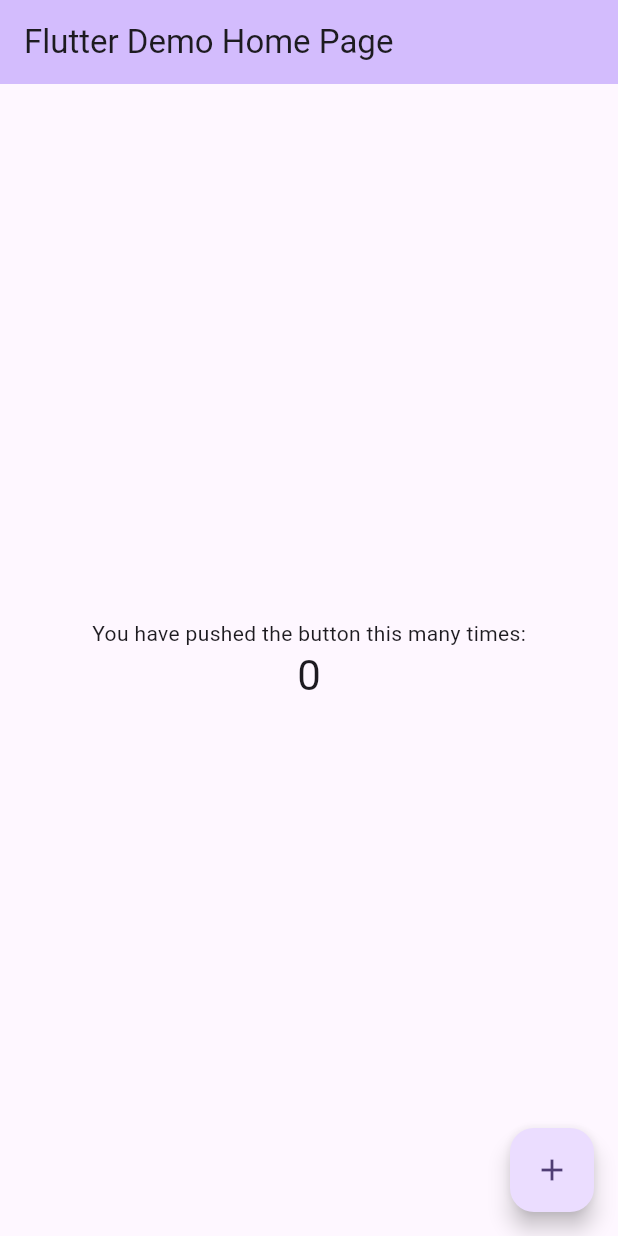
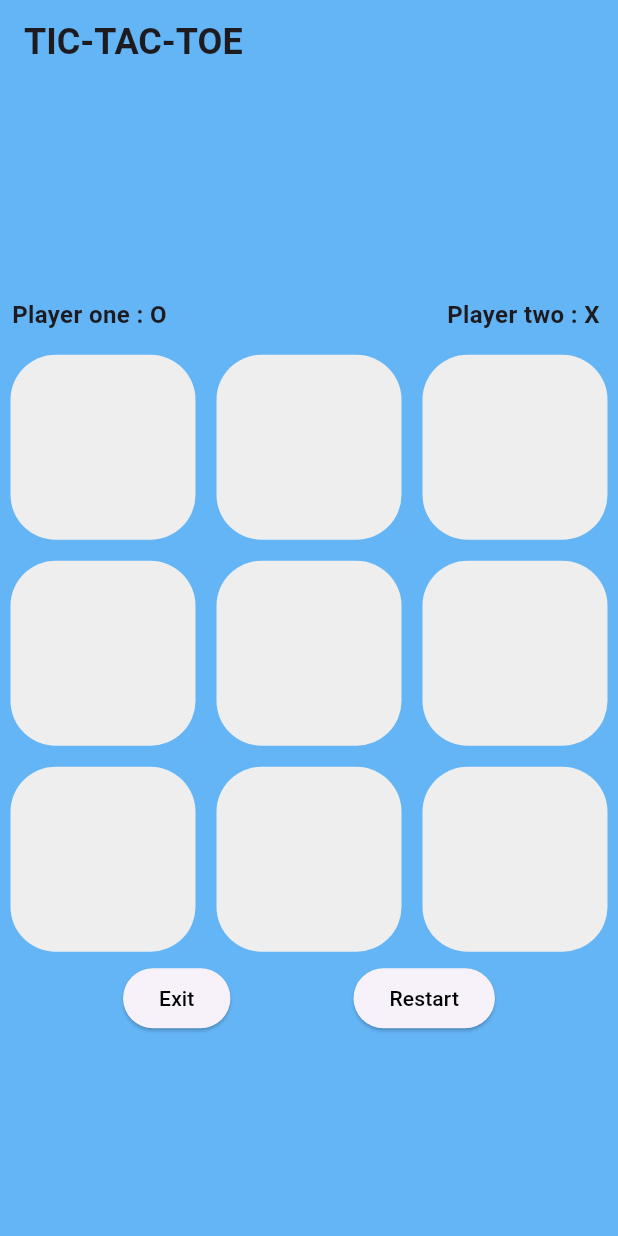
Before and after one commit to RikinR/tic_tac_toe, a Flutter app: the screen it shows after launch, on a phone screen of 412 x 824 dp. Run offline on Flutter 3.47's test engine with Material 3 defaults, Android fonts, the phone set to English and light mode, and no system bars.

Commit message:
final commit

```diff
--- /dev/null
+++ b/lib/game_screen.dart
@@ -0,0 +1,176 @@
+import 'dart:io';
+import 'package:flutter/material.dart';
+
+class GameScreen extends StatefulWidget {
+  const GameScreen({super.key});
+
+  @override
+  State<GameScreen> createState() => _GameScreenState();
+}
+
+class _GameScreenState extends State<GameScreen> {
+  int turn = 0;
+  List<String?> gridValues = List.filled(9, null);
+
+  void check() {
+    if (gridValues[0] != null &&
+        (gridValues[0] == gridValues[1] && gridValues[0] == gridValues[2] ||
+            gridValues[0] == gridValues[3] && gridValues[0] == gridValues[6] ||
+            gridValues[0] == gridValues[4] && gridValues[0] == gridValues[8])) {
+      showWinnerDialog(gridValues[0]!);
+    } else if (gridValues[1] != null &&
+        (gridValues[1] == gridValues[4] && gridValues[1] == gridValues[7])) {
+      showWinnerDialog(gridValues[1]!);
+    } else if (gridValues[2] != null &&
+        (gridValues[2] == gridValues[4] && gridValues[2] == gridValues[6] ||
+            gridValues[2] == gridValues[5] && gridValues[2] == gridValues[8])) {
+      showWinnerDialog(gridValues[2]!);
+    } else if (gridValues[3] != null &&
+        (gridValues[3] == gridValues[4] && gridValues[3] == gridValues[5])) {
+      showWinnerDialog(gridValues[3]!);
+    } else if (gridValues[6] != null &&
+        (gridValues[6] == gridValues[7] && gridValues[6] == gridValues[8])) {
+      showWinnerDialog(gridValues[6]!);
+    } else if (turn == 9) {
+      showDrawDialog();
+    }
+  }
+
+  void showWinnerDialog(String winner) {
+    showDialog(
+      context: context,
+      builder: (BuildContext context) {
+        return AlertDialog(
+          title: const Text('Congratulations!'),
+          content: Text('Player $winner won!'),
+          actions: <Widget>[
+            TextButton(
+              onPressed: () {
+                setState(() {
+                  turn = 0;
+                  gridValues = List.filled(9, null);
+                });
+                Navigator.of(context).pop();
+              },
+              child: const Text('OK'),
+            ),
+          ],
+        );
+      },
+    );
+  }
+
+  void showDrawDialog() {
+    showDialog(
+      context: context,
+      builder: (BuildContext context) {
+        return AlertDialog(
+          title: const Text('Draw!'),
+          content: const Text('It\'s a draw!'),
+          actions: <Widget>[
+            TextButton(
+              onPressed: () {
+                setState(() {
+                  turn = 0;
+                  gridValues = List.filled(9, null);
+                });
+                Navigator.of(context).pop();
+              },
+              child: const Text('OK'),
+            ),
+          ],
+        );
+      },
+    );
+  }
+
+  @override
+  Widget build(BuildContext context) {
+    return Column(
+      mainAxisAlignment: MainAxisAlignment.center,
+      mainAxisSize: MainAxisSize.min,
+      children: [
+        const Padding(
+          padding: EdgeInsets.all(8.0),
+          child: Row(
+            mainAxisAlignment: MainAxisAlignment.spaceBetween,
+            children: [
+              Text(
+                "Player one : O ",
+                style: TextStyle(fontSize: 16, fontWeight: FontWeight.bold),
+              ),
+              Text(
+                "Player two : X ",
+                style: TextStyle(fontSize: 16, fontWeight: FontWeight.bold),
+              ),
+            ],
+          ),
+        ),
+        GridView.builder(
+          shrinkWrap: true,
+          itemCount: 9,
+          itemBuilder: (context, index) => GestureDetector(
+            onTap: () {
+              if (gridValues[index] == null) {
+                setState(() {
+                  if (turn % 2 == 0) {
+                    gridValues[index] = 'O';
+                  } else {
+                    gridValues[index] = 'X';
+                  }
+                  turn++;
+                  check(); // Call check after each move
+                });
+              }
+            },
+            child: Padding(
+              padding: const EdgeInsets.all(7),
+              child: Container(
+                decoration: BoxDecoration(
+                  borderRadius: BorderRadius.circular(30),
+                  color: Colors.grey.shade200,
+                ),
+                child: Center(
+                  child: Text(
+                    gridValues[index] ?? '',
+                    style: TextStyle(
+                      fontSize: 60,
+                      fontWeight: FontWeight.bold,
+                      color:
+                          gridValues[index] == 'X' ? Colors.red : Colors.green,
+                    ),
+                  ),
+                ),
+              ),
+            ),
+          ),
+          gridDelegate: const SliverGridDelegateWithFixedCrossAxisCount(
+            crossAxisCount: 3,
+          ),
+        ),
+        Row(
+          mainAxisAlignment: MainAxisAlignment.spaceEvenly,
+          children: [
+            ElevatedButton(
+                style: ButtonStyle(
+                    foregroundColor: MaterialStateProperty.all(Colors.black)),
+                onPressed: () {
+                  exit(0);
+                },
+                child: const Text("Exit")),
+            ElevatedButton(
+                style: ButtonStyle(
+                    foregroundColor: MaterialStateProperty.all(Colors.black)),
+                onPressed: () {
+                  setState(() {
+                    turn = 0;
+                    gridValues = List.filled(9, null);
+                  });
+                },
+                child: const Text("Restart"))
+          ],
+        ),
+      ],
+    );
+  }
+}
--- a/lib/main.dart
+++ b/lib/main.dart
@@ -1,125 +1,24 @@
 import 'package:flutter/material.dart';
+import 'package:tic_tac_toe/game_screen.dart';
 
 void main() {
-  runApp(const MyApp());
-}
-
-class MyApp extends StatelessWidget {
-  const MyApp({super.key});
-
-  // This widget is the root of your application.
-  @override
-  Widget build(BuildContext context) {
-    return MaterialApp(
-      title: 'Flutter Demo',
-      theme: ThemeData(
-        // This is the theme of your application.
-        //
-        // TRY THIS: Try running your application with "flutter run". You'll see
-        // the application has a purple toolbar. Then, without quitting the app,
-        // try changing the seedColor in the colorScheme below to Colors.green
-        // and then invoke "hot reload" (save your changes or press the "hot
-        // reload" button in a Flutter-supported IDE, or press "r" if you used
-        // the command line to start the app).
-        //
-        // Notice that the counter didn't reset back to zero; the application
-        // state is not lost during the reload. To reset the state, use hot
-        // restart instead.
-        //
-        // This works for code too, not just values: Most code changes can be
-        // tested with just a hot reload.
-        colorScheme: ColorScheme.fromSeed(seedColor: Colors.deepPurple),
-        useMaterial3: true,
-      ),
-      home: const MyHomePage(title: 'Flutter Demo Home Page'),
-    );
-  }
-}
-
-class MyHomePage extends StatefulWidget {
-  const MyHomePage({super.key, required this.title});
-
-  // This widget is the home page of your application. It is stateful, meaning
-  // that it has a State object (defined below) that contains fields that affect
-  // how it looks.
-
-  // This class is the configuration for the state. It holds the values (in this
-  // case the title) provided by the parent (in this case the App widget) and
-  // used by the build method of the State. Fields in a Widget subclass are
-  // always marked "final".
-
-  final String title;
-
-  @override
-  State<MyHomePage> createState() => _MyHomePageState();
-}
-
-class _MyHomePageState extends State<MyHomePage> {
-  int _counter = 0;
-
-  void _incrementCounter() {
-    setState(() {
-      // This call to setState tells the Flutter framework that something has
-      // changed in this State, which causes it to rerun the build method below
-      // so that the display can reflect the updated values. If we changed
-      // _counter without calling setState(), then the build method would not be
-      // called again, and so nothing would appear to happen.
-      _counter++;
-    });
-  }
-
-  @override
-  Widget build(BuildContext context) {
-    // This method is rerun every time setState is called, for instance as done
-    // by the _incrementCounter method above.
-    //
-    // The Flutter framework has been optimized to make rerunning build methods
-    // fast, so that you can just rebuild anything that needs updating rather
-    // than having to individually change instances of widgets.
-    return Scaffold(
-      appBar: AppBar(
-        // TRY THIS: Try changing the color here to a specific color (to
-        // Colors.amber, perhaps?) and trigger a hot reload to see the AppBar
-        // change color while the other colors stay the same.
-        backgroundColor: Theme.of(context).colorScheme.inversePrimary,
-        // Here we take the value from the MyHomePage object that was created by
-        // the App.build method, and use it to set our appbar title.
-        title: Text(widget.title),
-      ),
-      body: Center(
-        // Center is a layout widget. It takes a single child and positions it
-        // in the middle of the parent.
-        child: Column(
-          // Column is also a layout widget. It takes a list of children and
-          // arranges them vertically. By default, it sizes itself to fit its
-          // children horizontally, and tries to be as tall as its parent.
-          //
-          // Column has various properties to control how it sizes itself and
-          // how it positions its children. Here we use mainAxisAlignment to
-          // center the children vertically; the main axis here is the vertical
-          // axis because Columns are vertical (the cross axis would be
-          // horizontal).
-          //
-          // TRY THIS: Invoke "debug painting" (choose the "Toggle Debug Paint"
-          // action in the IDE, or press "p" in the console), to see the
-          // wireframe for each widget.
-          mainAxisAlignment: MainAxisAlignment.center,
-          children: <Widget>[
-            const Text(
-              'You have pushed the button this many times:',
+  runApp(
+    MaterialApp(
+      home: SafeArea(
+        child: Scaffold(
+          backgroundColor: Colors.blue.shade300,
+          appBar: AppBar(
+            backgroundColor: Colors.blue.shade300,
+            title: const Text(
+              "TIC-TAC-TOE",
+              style: TextStyle(fontWeight: FontWeight.bold, fontSize: 24),
             ),
-            Text(
-              '$_counter',
-              style: Theme.of(context).textTheme.headlineMedium,
-            ),
-          ],
+          ),
+          body: const Center(
+            child: GameScreen(),
+          ),
         ),
       ),
-      floatingActionButton: FloatingActionButton(
-        onPressed: _incrementCounter,
-        tooltip: 'Increment',
-        child: const Icon(Icons.add),
-      ), // This trailing comma makes auto-formatting nicer for build methods.
-    );
-  }
+    ),
+  );
 }
```
